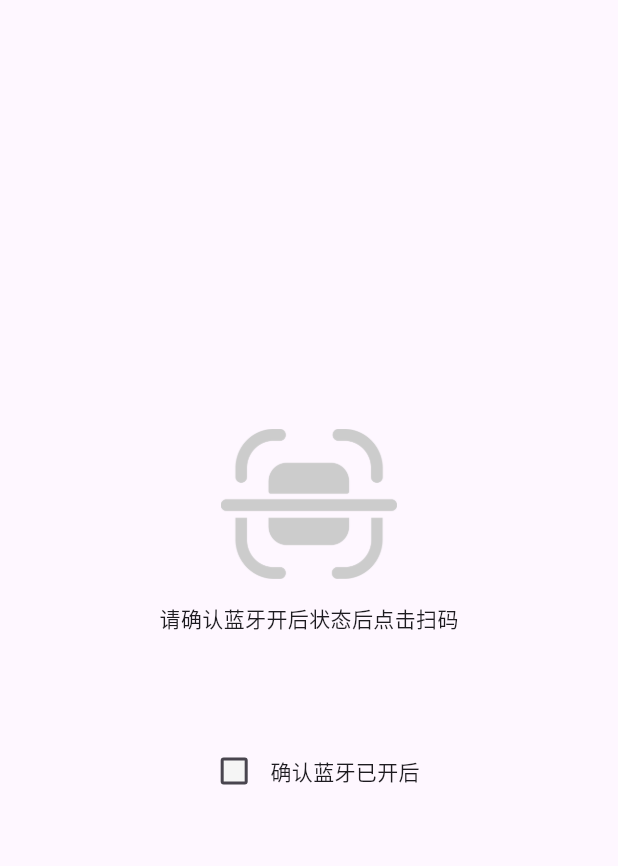
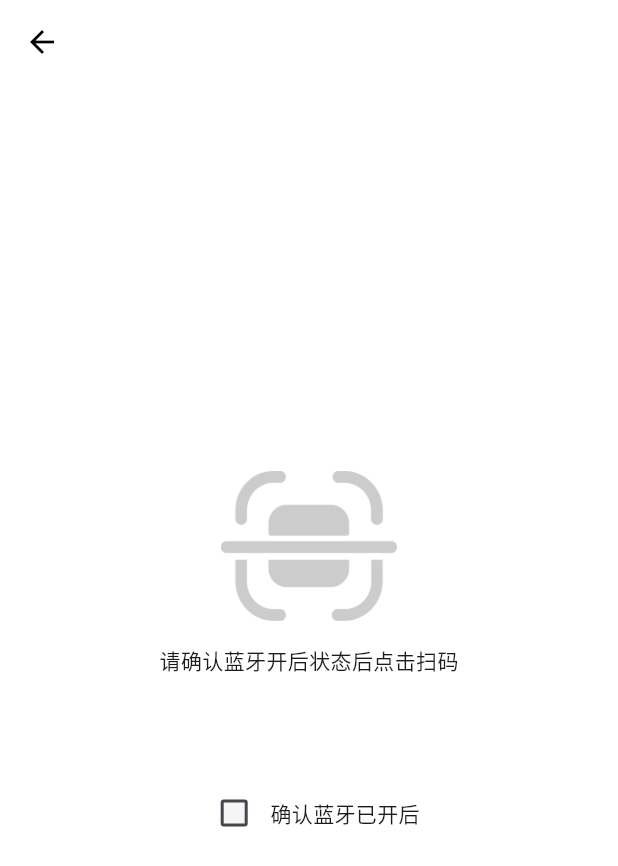
Before and after one commit to CrassusX/flutter_ble_scan, a Flutter app: the screen it shows after launch, on a phone screen of 412 x 824 dp. Shown: the top 866 px of the screen. Run offline on Flutter 3.47's test engine with Material 3 defaults, Android fonts, the phone set to English and light mode, and no system bars; our stand-ins replace device_info_plus, dio, dots_indicator, event_bus, flutter_blue, flutter_svg and 7 more; missing offline and left inert: mobile_scanner.

Commit message:
fix--》配网

```diff
--- a/lib/page/wifi/seat_wifi_step1.dart
+++ b/lib/page/wifi/seat_wifi_step1.dart
@@ -1,4 +1,5 @@
 import 'package:flutter/material.dart';
+import 'package:flutter_ble_scan/common/common_widget.dart';
 import 'package:flutter_ble_scan/common/util.dart';
 import 'package:flutter_ble_scan/controller/setting_wifi_service.dart';
 
@@ -26,11 +27,9 @@ class _SeatWifiStep1State extends State<SeatWifiStep1> {
     var scanAsset = _hasChecked
         ? 'images/qr_scan_enable.png'
         : 'images/qr_scan_disable.png';
-    return Scaffold(
-      body: //通过ConstrainedBox来确保Stack占满屏幕
-          ConstrainedBox(
-        constraints: const BoxConstraints.expand(),
-        child: Center(
+    return WrapScaffold(
+      child: //通过ConstrainedBox来确保Stack占满屏幕
+          Center(
             child: Column(
               mainAxisAlignment: MainAxisAlignment.center,
               children: [
@@ -74,7 +73,6 @@ class _SeatWifiStep1State extends State<SeatWifiStep1> {
               ],
             ),
           ),
-      ),
     );
   }
 }
```
Also changed, not shown: lib/controller/setting_wifi_service.dart (+7 -4 lines), lib/page/wifi/seat_wifi_step2.dart (+4 -6 lines), lib/page/wifi/seat_wifi_step3_progress.dart (+11 -1 lines). Lines whose indentation alone changed are shown as unchanged.
